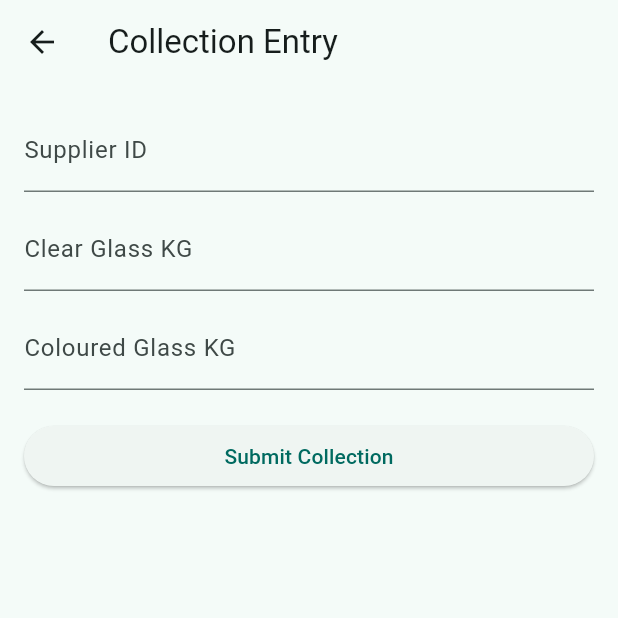
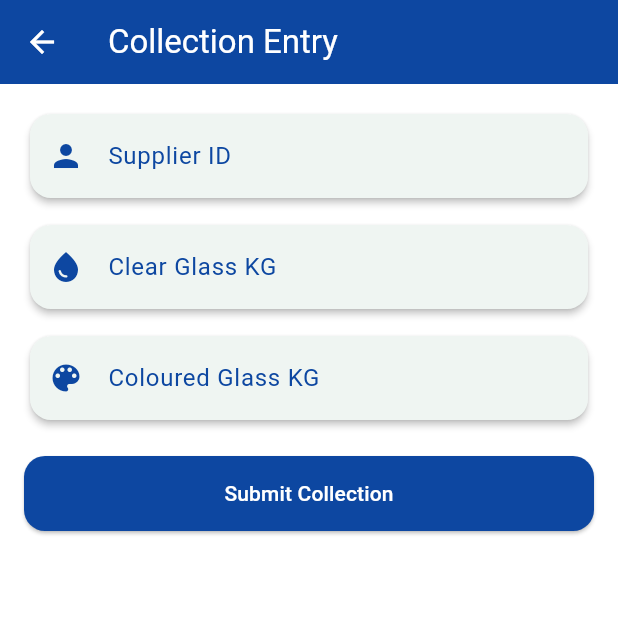
Before and after one commit to malsha7/waste_glass_app, a Flutter app: the CollectionScreen screen opened directly, on a phone screen of 412 x 824 dp, the top half of it. Run offline on Flutter 3.47's test engine with Material 3 defaults, Android fonts, the phone set to English and light mode, and no system bars.

Commit message:
Updated COllection  Screen

```diff
--- a/lib/screens/collection_screen.dart
+++ b/lib/screens/collection_screen.dart
@@ -18,6 +18,8 @@ class _CollectionScreenState extends State<CollectionScreen> {
   bool loading = false;
   String message = "";
 
+  static const Color darkBlue = Color(0xFF0D47A1);
+
   Future<void> submitData() async {
 
     setState(() {
@@ -25,29 +27,62 @@ class _CollectionScreenState extends State<CollectionScreen> {
       message = "";
     });
 
-    // ✅ USING YOUR EXISTING MODEL ONLY
     final collection = Collection(
       supplierId: int.tryParse(supplierController.text) ?? 0,
       clearGlassKg: double.tryParse(clearController.text) ?? 0,
       colouredGlassKg: double.tryParse(colouredController.text) ?? 0,
     );
 
-    // ❗ NO SERVICE CHANGE (uses your existing method name)
-    final result = await ApiService.submitCollection(collection.toJson());
+    final result =
+        await ApiService.submitCollection(collection.toJson());
 
     setState(() {
       loading = false;
       message = result
-          ? "Collection Submitted Successfully "
-          : "Submission Failed ";
+          ? "Collection Submitted Successfully"
+          : "Submission Failed";
     });
+  }
+
+  Widget buildField(
+    String label,
+    TextEditingController controller,
+    IconData icon,
+  ) {
+    return Card(
+      elevation: 2,
+      shape: RoundedRectangleBorder(
+        borderRadius: BorderRadius.circular(14),
+      ),
+      child: Padding(
+        padding: const EdgeInsets.symmetric(horizontal: 12),
+        child: TextField(
+          controller: controller,
+          keyboardType: TextInputType.number,
+          style: const TextStyle(color: darkBlue),
+          decoration: InputDecoration(
+            icon: Icon(icon, color: darkBlue),
+            labelText: label,
+            labelStyle: const TextStyle(color: darkBlue),
+            border: InputBorder.none,
+          ),
+        ),
+      ),
+    );
   }
 
   @override
   Widget build(BuildContext context) {
     return Scaffold(
+      backgroundColor: Colors.white,
+
       appBar: AppBar(
-        title: const Text("Collection Entry"),
+        backgroundColor: darkBlue,
+        title: const Text(
+          "Collection Entry",
+          style: TextStyle(color: Colors.white),
+        ),
+        iconTheme: const IconThemeData(color: Colors.white),
       ),
 
       body: Padding(
@@ -55,57 +90,54 @@ class _CollectionScreenState extends State<CollectionScreen> {
         child: Column(
           children: [
 
-            TextField(
-              controller: supplierController,
-              keyboardType: TextInputType.number,
-              decoration: const InputDecoration(
-                labelText: "Supplier ID",
-              ),
-            ),
-
+            buildField("Supplier ID", supplierController, Icons.person),
             const SizedBox(height: 10),
 
-            TextField(
-              controller: clearController,
-              keyboardType: TextInputType.number,
-              decoration: const InputDecoration(
-                labelText: "Clear Glass KG",
-              ),
-            ),
-
+            buildField("Clear Glass KG", clearController, Icons.water_drop),
             const SizedBox(height: 10),
 
-            TextField(
-              controller: colouredController,
-              keyboardType: TextInputType.number,
-              decoration: const InputDecoration(
-                labelText: "Coloured Glass KG",
-              ),
-            ),
+            buildField("Coloured Glass KG", colouredController, Icons.color_lens),
 
             const SizedBox(height: 20),
 
             SizedBox(
               width: double.infinity,
+              height: 50,
+
               child: ElevatedButton(
                 onPressed: loading ? null : submitData,
-                child: const Text("Submit Collection"),
+
+                style: ElevatedButton.styleFrom(
+                  backgroundColor: darkBlue,
+                  shape: RoundedRectangleBorder(
+                    borderRadius: BorderRadius.circular(14),
+                  ),
+                ),
+
+                child: Text(
+                  loading ? "Submitting..." : "Submit Collection",
+                  style: const TextStyle(color: Colors.white),
+                ),
               ),
             ),
 
             const SizedBox(height: 20),
 
             if (loading)
-              const CircularProgressIndicator(),
+              const CircularProgressIndicator(color: darkBlue),
 
             const SizedBox(height: 10),
 
-            Text(
-              message,
-              style: const TextStyle(
-                fontWeight: FontWeight.bold,
+            if (message.isNotEmpty)
+              Text(
+                message,
+                style: TextStyle(
+                  color: message.contains("Success")
+                      ? Colors.green
+                      : Colors.red,
+                  fontWeight: FontWeight.bold,
+                ),
               ),
-            ),
           ],
         ),
       ),
```
